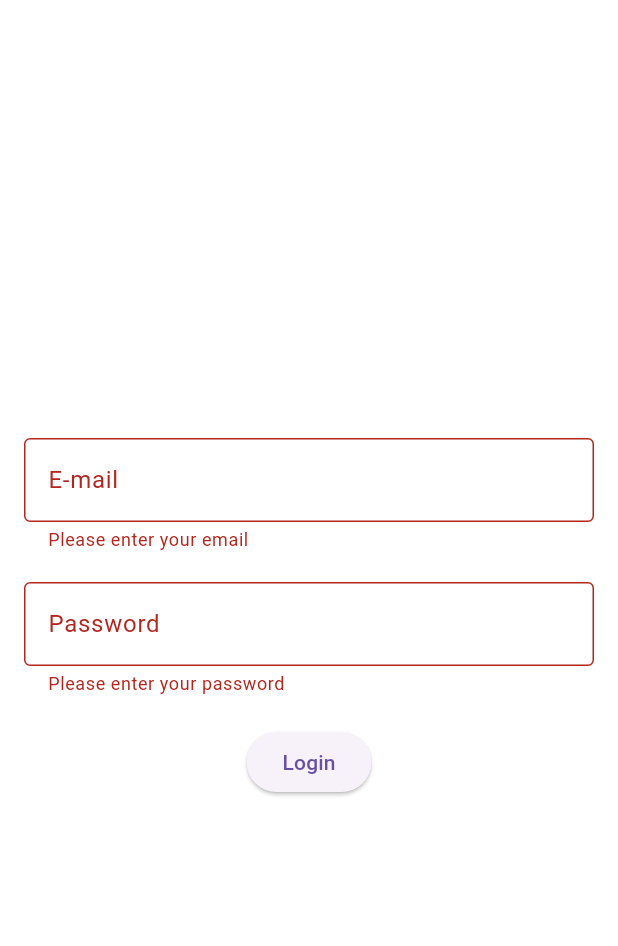
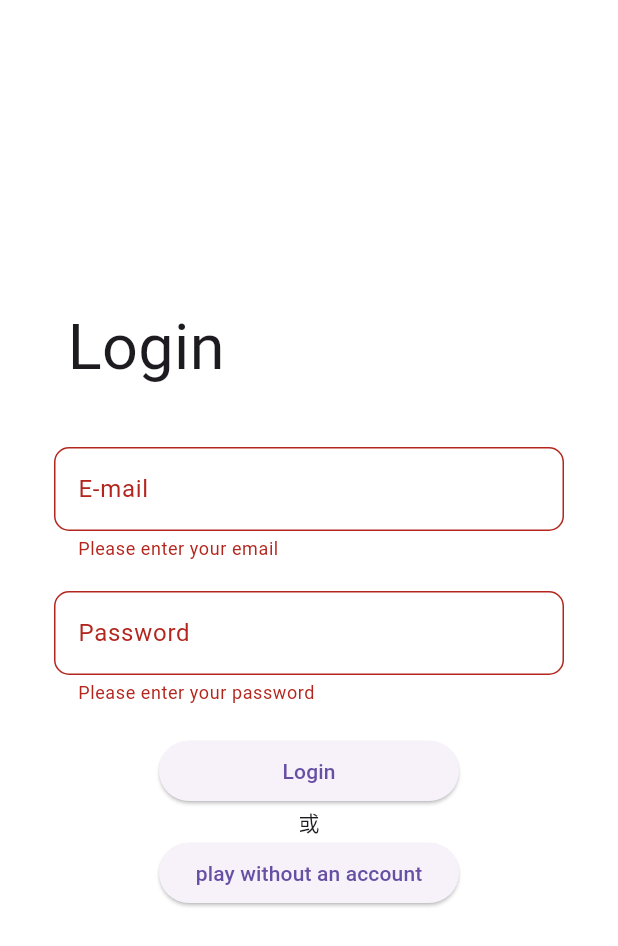
Before and after one commit to hungry-henry/Rhythm-Riddle, a Flutter app: the screen it shows after launch, after a tap on "Login", on a phone screen of 412 x 824 dp. Shown: the top 946 px of the screen. Run offline on Flutter 3.47's test engine with Material 3 defaults, Android fonts, the light colour scheme and no system bars.

Commit message:
login page finish (need logic)

```diff
--- a/analysis_options.yaml
+++ b/analysis_options.yaml
@@ -7,6 +7,10 @@
 
 # The following line activates a set of recommended lints for Flutter apps,
 # packages, and plugins designed to encourage good coding practices.
+analyzer:
+  errors:
+    prefer_const_constructors: ignore ignore
+    prefer_const_literals_to_create_immutables: ignore
 include: package:flutter_lints/flutter.yaml
 
 linter:
--- a/lib/l10n/intl_en.arb
+++ b/lib/l10n/intl_en.arb
@@ -1,7 +1,9 @@
 {
     "name": "Rhythm Riddle",
-    "pushes": "You have pushed the button {count} times:",
     "login": "Login",
+    "guest": "play without an account",
     "password": "Password",
-    "email": "E-mail"
+    "email": "E-mail",
+    "emptyemail": "Please enter your email",
+    "emptypassword": "Please enter your password"
 }
--- a/lib/l10n/intl_zh.arb
+++ b/lib/l10n/intl_zh.arb
@@ -1,7 +1,9 @@
 {
     "name": "旋律疑谜",
-    "pushes": "已经按下这个按钮 {count} 次了",
     "login": "登录",
+    "guest": "免登录进入",
     "password": "密码",
-    "email": "邮箱"
+    "email": "邮箱",
+    "emptyemail": "请输入邮箱",
+    "emptypassword": "请输入密码"
 }
--- a/lib/pages/login.dart
+++ b/lib/pages/login.dart
@@ -22,29 +22,44 @@ class _LoginPageState extends State<LoginPage> {
     }
   }
 
+  void _guest(){
+    //blahbalh
+  }
+
   @override
   Widget build(BuildContext context) {
   return Scaffold(
     backgroundColor: Colors.white,
     body: Center(
-        child: SingleChildScrollView(
+      child: Form(
+        child: ListView(
+          shrinkWrap: true,
+          padding: const EdgeInsets.symmetric(horizontal: 20),
+          children: [
+            Padding(
+              padding: EdgeInsets.only(left: 25, bottom:20),
+              child: Text(
+                S.current.login,
+                style: TextStyle(fontSize: 42),
+              ),
+            ),
+            SingleChildScrollView(
               padding: EdgeInsets.all(16.0),
               child: Form(
                 key: _formKey,
                 child: Column(
-              mainAxisAlignment: MainAxisAlignment.center,
                   children: <Widget>[
                     // Email TextField
                     TextFormField(
                       controller: _emailController,
                       decoration: InputDecoration(
                         labelText: S.current.email,
-                    border: OutlineInputBorder(),
+                        border: OutlineInputBorder(borderRadius: BorderRadius.circular(10)),
                       ),
                       keyboardType: TextInputType.emailAddress,
                       validator: (value) {
                         if (value?.isEmpty ?? true) {
-                      return 'Please enter your email';
+                          return S.current.emptyemail;
                         }
                         return null;
                       },
@@ -56,25 +71,44 @@ class _LoginPageState extends State<LoginPage> {
                       controller: _passwordController,
                       decoration: InputDecoration(
                         labelText: S.current.password,
-                    border: OutlineInputBorder(),
+                        border: OutlineInputBorder(borderRadius: BorderRadius.circular(10)),
                       ),
                       obscureText: true,
                       validator: (value) {
                         if (value?.isEmpty ?? true) {
-                      return 'Please enter your password';
+                          return S.current.emptypassword;
                         }
                         return null;
                       },
                     ),
                     SizedBox(height: 20),
 
-                // Login Button
-                ElevatedButton(
+                    // 登录按钮
+                    SizedBox(
+                      width:200,
+                      child: ElevatedButton(
                         onPressed: _login,
                         child: Text(S.current.login),
+                      )
+                    ),
+
+                    Text(
+                      "或",
+                      style: TextStyle(fontSize: 14),
+                    ),
+                    // 免登录进入
+                    SizedBox(
+                      width:200,
+                      child: ElevatedButton(
+                        onPressed: _guest,
+                        child: Text(S.current.guest),
+                    ),
+                    )
+                  ],
+                ),
+              ),
             ),
           ],
-            ),
         ),
       ),
     ),
```
Also changed, not shown: lib/main.dart (+1 -57 lines), lib/generated/intl/messages_en.dart, lib/generated/intl/messages_zh.dart, lib/generated/l10n.dart. Lines whose indentation alone changed are shown as unchanged.
